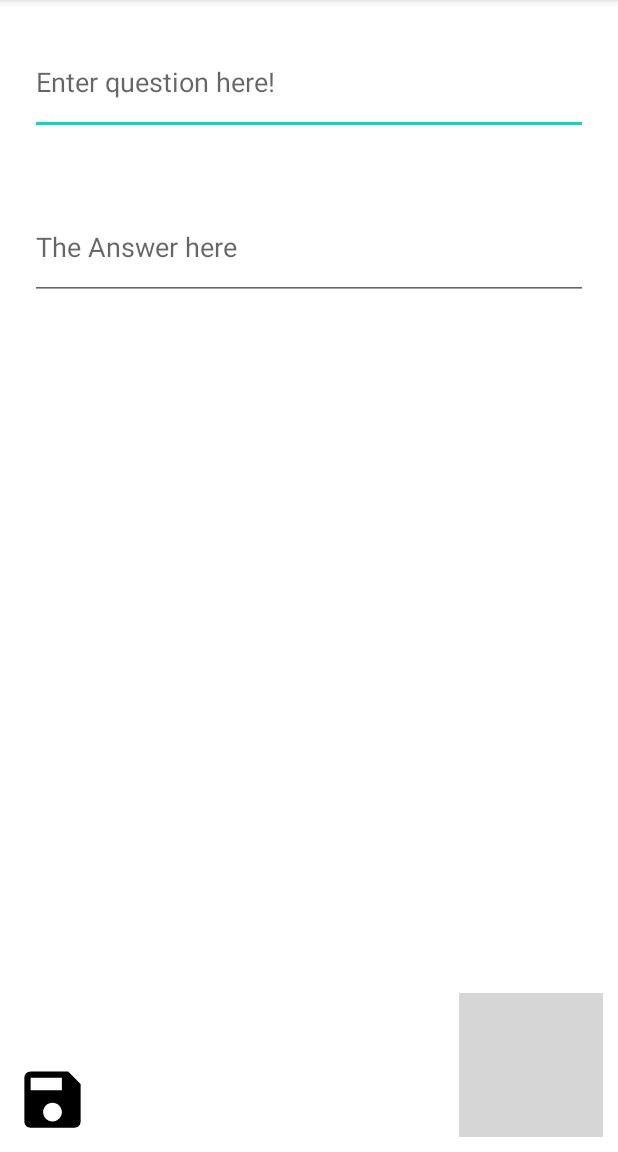
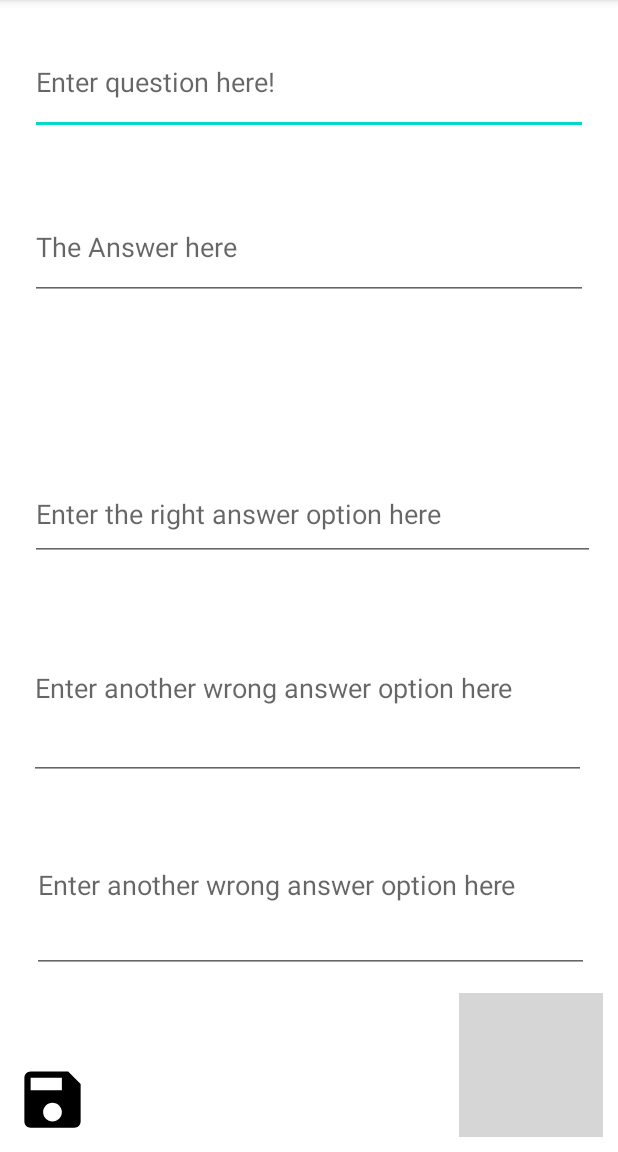
Before and after one commit to FedericoM120/CodePathWeek1, an Android app: the AddCardActivity screen opened directly, with no data from a screen before it, on a phone screen of 412 x 824 dp, the part 84-1236 px from its top. Run offline under Robolectric (Android 15) with nearby library versions, the phone set to English and light mode, and no system bars; grey boxes are pictures that could not be loaded.

Commit message:
user can change question, answer, and answer choices

```diff
--- a/app/build.gradle
+++ b/app/build.gradle
@@ -1,6 +1,7 @@
 plugins {
     id 'com.android.application'
     id 'org.jetbrains.kotlin.android'
+    id 'kotlin-kapt'
 }
 
 android {
@@ -40,4 +41,9 @@ dependencies {
     testImplementation 'junit:junit:4.13.2'
     androidTestImplementation 'androidx.test.ext:junit:1.1.3'
     androidTestImplementation 'androidx.test.espresso:espresso-core:3.4.0'
+
+    def room_version = "2.4.2"
+
+    implementation "androidx.room:room-ktx:$room_version"
+    kapt "androidx.room:room-compiler:$room_version"
 }
--- a/app/src/main/java/com/example/codepathweek1project/AddCardActivity.kt
+++ b/app/src/main/java/com/example/codepathweek1project/AddCardActivity.kt
@@ -5,6 +5,7 @@ import androidx.appcompat.app.AppCompatActivity
 import android.os.Bundle
 import android.widget.EditText
 import android.widget.ImageView
+import android.widget.Toast
 
 class AddCardActivity : AppCompatActivity() {
     override fun onCreate(savedInstanceState: Bundle?) {
@@ -14,19 +15,30 @@ class AddCardActivity : AppCompatActivity() {
 
         val questionEditText = findViewById<EditText>(R.id.flashcard_question_edittext)
         val answerEditText = findViewById<EditText>(R.id.flashcard_answer_edittext)
+        val rightChoiceAnswerEditText = findViewById<EditText>(R.id.flashcard_right_answer)
+        val firstWrongChoiceEditText = findViewById<EditText>(R.id.flashcard_wrong_AnswerTwo)
 
 
         val saveButton = findViewById<ImageView>(R.id.flashcard_save_button)
+
         saveButton.setOnClickListener {
             val questionString = questionEditText.text.toString()
             val answerString = answerEditText.text.toString()
+            val rightAnswerStringChoice = rightChoiceAnswerEditText.text.toString()
+            val firstWrongStringChoice = firstWrongChoiceEditText.text.toString()
+
 
             val data = Intent()
             data.putExtra("QUESTION_KEY", questionString)
             data.putExtra("ANSWER_KEY", answerString)
+            data.putExtra("rightAnswer_Key", rightAnswerStringChoice)
+            data.putExtra("wrongChoiceOne_Key", firstWrongStringChoice)
 
             setResult(RESULT_OK, data)
             finish()
+            //Toast.makeText(applicationContext())
+
+
         }
 
         val cancelButton = findViewById<ImageView>(R.id.flashcard_cancel_button)
--- /dev/null
+++ b/app/src/main/res/drawable/edit_button.xml
@@ -0,0 +1,5 @@
+<vector android:autoMirrored="true" android:height="60dp"
+    android:tint="#000000" android:viewportHeight="24"
+    android:viewportWidth="24" android:width="60dp" xmlns:android="http://schemas.android.com/apk/res/android">
+    <path android:fillColor="@android:color/white" android:pathData="M3,17.25V21h3.75L17.81,9.94l-3.75,-3.75L3,17.25zM20.71,7.04c0.39,-0.39 0.39,-1.02 0,-1.41l-2.34,-2.34c-0.39,-0.39 -1.02,-0.39 -1.41,0l-1.83,1.83 3.75,3.75 1.83,-1.83z"/>
+</vector>
--- a/app/src/main/res/layout/activity_add_card.xml
+++ b/app/src/main/res/layout/activity_add_card.xml
@@ -23,6 +23,48 @@
         android:hint="The Answer here"
         android:layout_below="@id/flashcard_question_edittext" />
 
+
+    <EditText
+        android:id="@+id/flashcard_right_answer"
+        android:layout_width="375dp"
+        android:layout_height="62dp"
+        android:layout_alignParentStart="true"
+        android:layout_alignParentEnd="true"
+        android:layout_alignParentBottom="true"
+        android:layout_marginStart="20dp"
+        android:layout_marginEnd="15dp"
+        android:layout_marginBottom="394dp"
+        android:hint="Enter the right answer option here" />
+
+
+    <EditText
+        android:id="@+id/flashcard_wrong_AnswerTwo"
+        android:layout_width="wrap_content"
+        android:layout_height="85dp"
+        android:layout_alignParentStart="true"
+        android:layout_alignParentTop="true"
+        android:layout_alignParentEnd="true"
+        android:layout_alignParentBottom="true"
+        android:layout_marginStart="19dp"
+        android:layout_marginTop="398dp"
+        android:layout_marginEnd="21dp"
+        android:layout_marginBottom="248dp"
+        android:hint="Enter another wrong answer option here" />
+
+    <EditText
+        android:id="@+id/flashcard_wrong_AnswerThree"
+        android:layout_width="371dp"
+        android:layout_height="wrap_content"
+        android:layout_alignParentStart="true"
+        android:layout_alignParentTop="true"
+        android:layout_alignParentEnd="true"
+        android:layout_alignParentBottom="true"
+        android:layout_marginStart="21dp"
+        android:layout_marginTop="532dp"
+        android:layout_marginEnd="19dp"
+        android:layout_marginBottom="119dp"
+        android:hint="Enter another wrong answer option here" />
+
     <ImageView
         android:id="@+id/flashcard_save_button"
         android:layout_width="wrap_content"
```
Also changed, not shown: app/src/main/java/com/example/codepathweek1project/AppDatabase.kt (added, +12 -0 lines), app/src/main/java/com/example/codepathweek1project/Flashcard.kt (added, +16 -0 lines), app/src/main/java/com/example/codepathweek1project/FlashcardDao.kt (added, +23 -0 lines), app/src/main/java/com/example/codepathweek1project/FlashcardDatabase.kt (added, +52 -0 lines), app/src/main/java/com/example/codepathweek1project/MainActivity.kt (+53 -3 lines), app/src/main/res/layout/activity_main.xml (+9 -2 lines).
